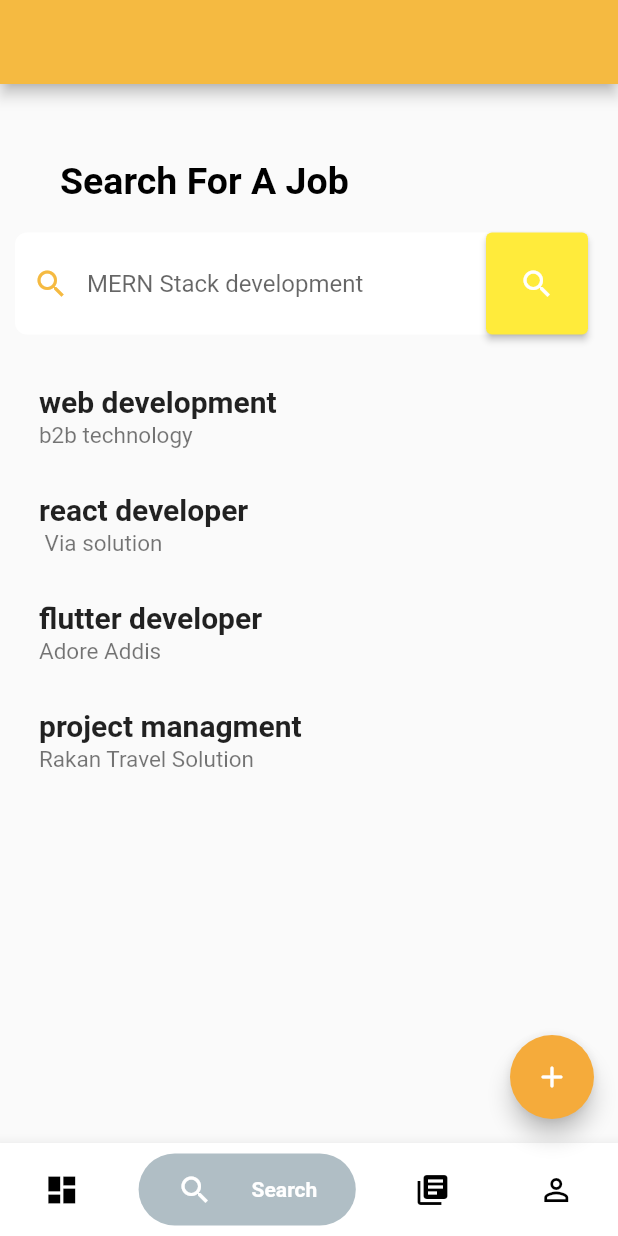
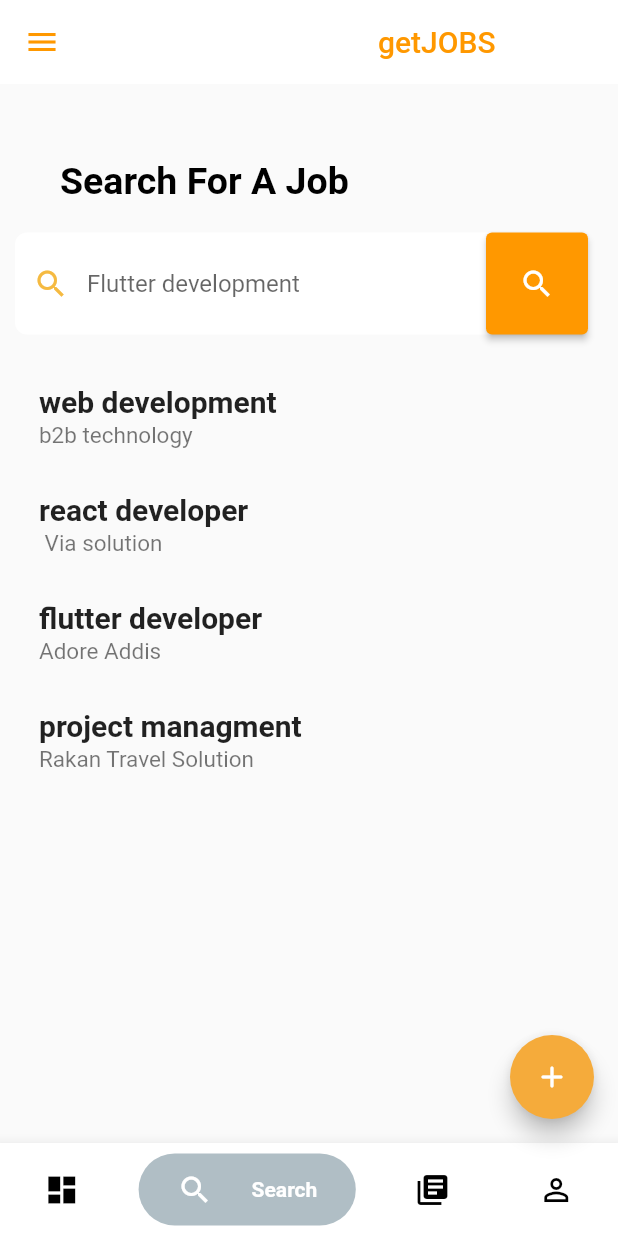
Before and after one commit to mikias-tulu/getJOBS-freelance-app, a Flutter app: the screen it shows once a user with an empty profile is signed in, item 2 of the bottom bar chosen, on a phone screen of 412 x 824 dp. Run offline on Flutter 3.47's test engine with Material 2 defaults, Android fonts, the phone set to English and light mode, and no system bars; drawn by our look-alikes of bubble_bottom_bar; our stand-ins replace dio, file_picker, firebase_auth, firebase_core, fluttertoast, font_awesome_flutter and 2 more; missing offline and left inert: popup_card, searchbar_animation; accounts and stored records are empty.

Commit message:
update search bar

```diff
--- a/lib/screens/search/search_screen.dart
+++ b/lib/screens/search/search_screen.dart
@@ -2,6 +2,8 @@ import "package:flutter/material.dart";
 import 'package:freelance_app/utils/colors.dart';
 // ignore: depend_on_referenced_packages
 import 'package:searchbar_animation/searchbar_animation.dart';
+
+import '../homescreen/sidebar.dart';
 
 class FieldModel {
   String? job_title;
@@ -42,8 +44,20 @@ class _SearchState extends State<Search> {
   @override
   Widget build(BuildContext context) {
     return Scaffold(
+        drawer: const SideBar(),
         appBar: AppBar(
-          backgroundColor: yellow,
+          elevation: 0,
+          backgroundColor: white,
+          iconTheme: const IconThemeData(
+            color: Colors.orange,
+          ),
+          title: const Padding(
+            padding: EdgeInsets.only(left: 180),
+            child: Text(
+              "getJOBS",
+              style: TextStyle(color: Colors.orange),
+            ),
+          ),
         ),
         body: Padding(
           padding: const EdgeInsets.all(10),
@@ -73,12 +87,12 @@ class _SearchState extends State<Search> {
                     border: OutlineInputBorder(
                         borderRadius: BorderRadius.circular(8),
                         borderSide: BorderSide.none),
-                    hintText: "MERN Stack development",
+                    hintText: "Flutter development",
                     prefixIcon: const Icon(Icons.search),
                     prefixIconColor: yellow,
                     suffixIcon: ElevatedButton(
                       style: ElevatedButton.styleFrom(
-                        backgroundColor: Colors.yellow,
+                        backgroundColor: Colors.orange,
                         //fixedSize: const Size.fromWidth(100),
                         padding: const EdgeInsets.all(22),
                       ),
```
